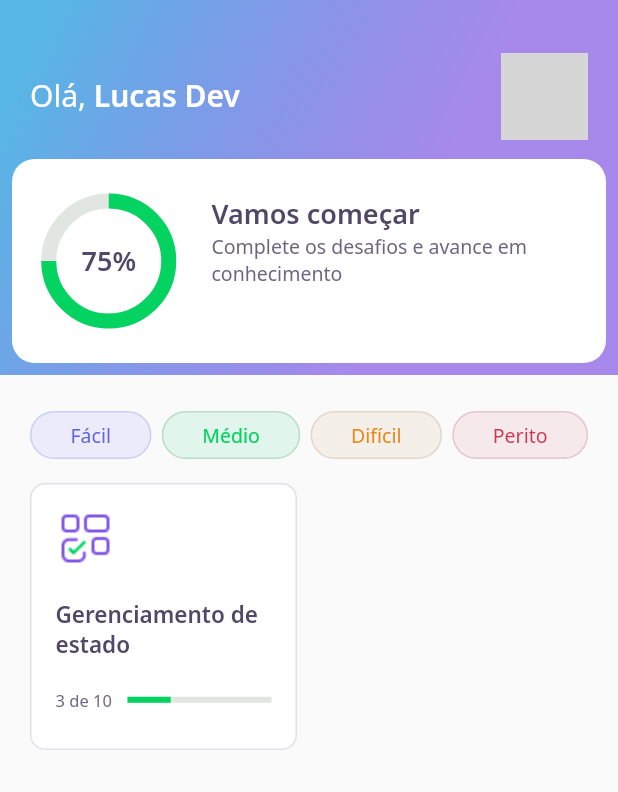
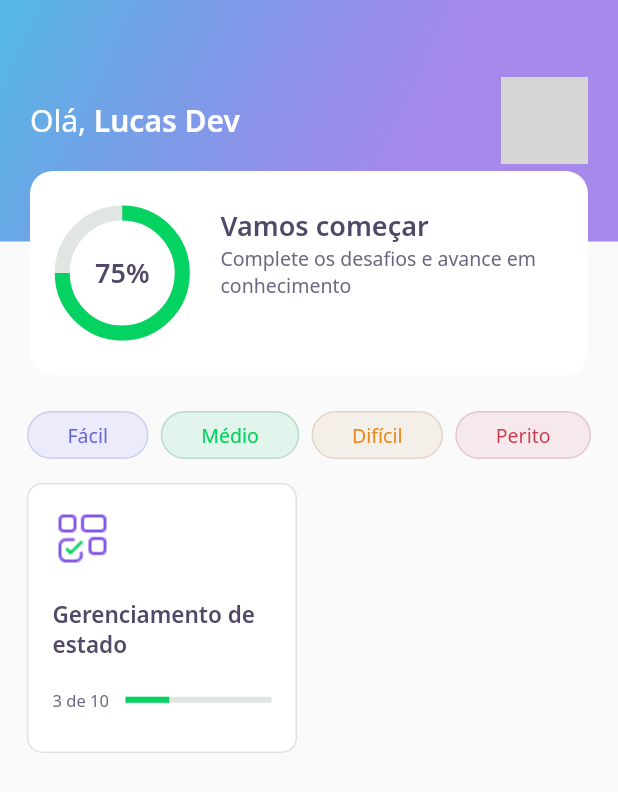
Before and after one commit to lucasrmoro/DevQuiz, a Flutter app: the screen it shows after launch, on a phone screen of 412 x 824 dp. Shown: the top 792 px of the screen. Run offline on Flutter 3.47's test engine with Material 2 defaults, Android fonts, the light colour scheme and no system bars; our stand-ins replace google_fonts; accounts and stored records are empty; network calls fail; grey boxes are pictures that could not be loaded.

Commit message:
No mistakes

```diff
--- a/lib/home/home_page.dart
+++ b/lib/home/home_page.dart
@@ -27,7 +27,7 @@ class _HomepageState extends State<Homepage> {
     return Scaffold(
       appBar: AppBarWidget(user: controller.user!),
       body: Padding(
-        padding: const EdgeInsets.symmetric(horizontal: 20),
+        padding: const EdgeInsets.only(left: 18, right: 18),
         child: Column(
           children: [
             SizedBox(height: 24),
--- a/lib/home/widgets/appbar/app_bar_widget.dart
+++ b/lib/home/widgets/appbar/app_bar_widget.dart
@@ -13,10 +13,12 @@ class AppBarWidget extends PreferredSize {
           preferredSize: Size.fromHeight(250),
           child: Container(
             height: 250,
-            decoration: BoxDecoration(gradient: AppGradients.linear),
             child: Stack(children: [
-              Padding(
-                padding: const EdgeInsets.symmetric(horizontal: 20, vertical: 35),
+              Container(
+                height: 161,
+                width: double.maxFinite,
+                padding: const EdgeInsets.symmetric(horizontal: 20),
+                decoration: BoxDecoration(gradient: AppGradients.linear),
                 child: Row(
                   mainAxisAlignment: MainAxisAlignment.spaceBetween,
                   children: [
@@ -44,7 +46,7 @@ class AppBarWidget extends PreferredSize {
               ),
               Align(
                 child: ScoreCardWidget(),
-                alignment: FractionalOffset.bottomCenter,
+                alignment: Alignment(0.0, 1.0),
               )
             ]),
           ),
--- a/lib/home/widgets/score_card/score_card_widget.dart
+++ b/lib/home/widgets/score_card/score_card_widget.dart
@@ -9,7 +9,7 @@ class ScoreCardWidget extends StatelessWidget {
   @override
   Widget build(BuildContext context) {
     return Padding(
-      padding: const EdgeInsets.all(8),
+      padding: const EdgeInsets.only(left: 20, right: 20, top: 16),
       child: Container(
         height: 136,
         decoration: BoxDecoration(
```
